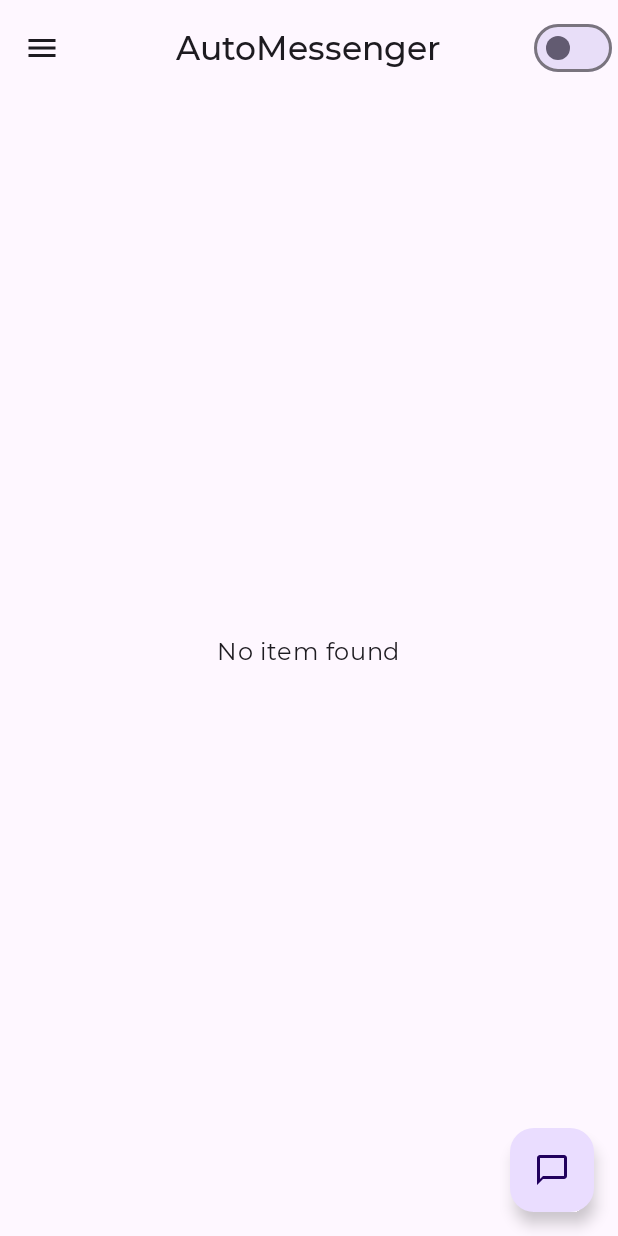
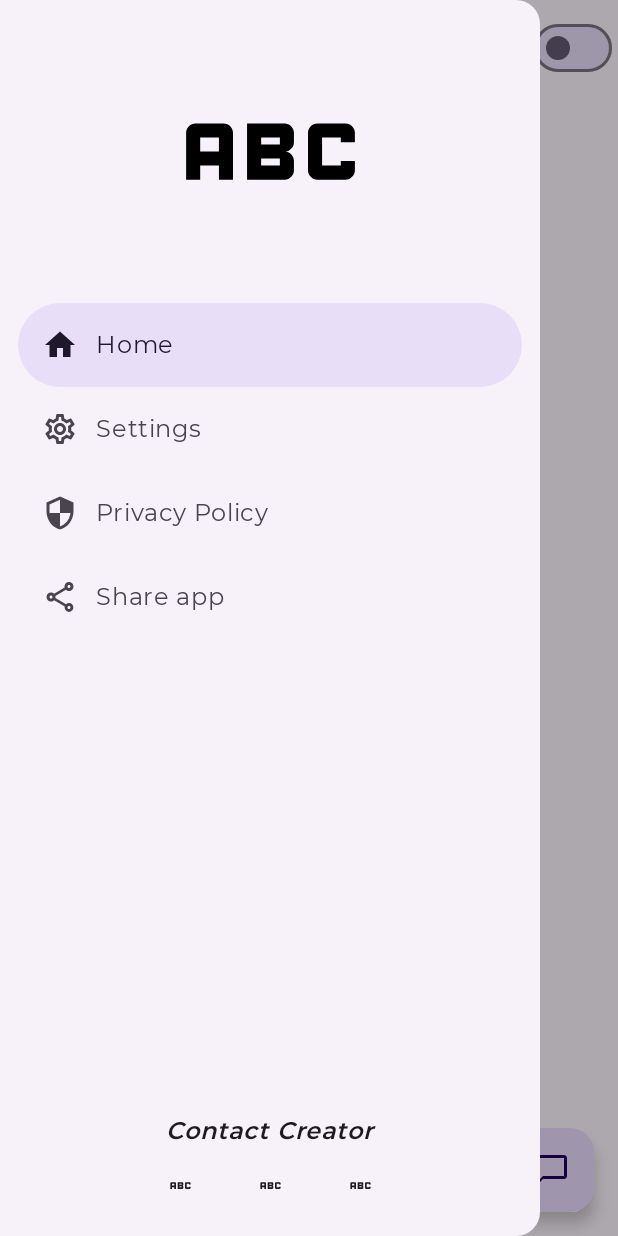
Before and after one commit to sachincvn/AutoMessageReplier, an Android app built with Jetpack Compose: the HomeScreen screen opened through its navigation route, after a tap on "Localized description", on a phone screen of 412 x 824 dp. Run offline under Robolectric (Android 15) with nearby library versions, the phone set to English and light mode, and no system bars; our stand-ins replace Dagger/Hilt's generated code.

Commit message:
added empty lottie and add implemented drawer menu

```diff
--- a/app/build.gradle.kts
+++ b/app/build.gradle.kts
@@ -76,6 +76,8 @@ dependencies {
     debugImplementation("androidx.compose.ui:ui-test-manifest")
     implementation("io.coil-kt:coil-compose:2.1.0")
 
+    implementation("com.airbnb.android:lottie-compose:6.0.1")
+
     // Compose dependencies
     implementation("androidx.lifecycle:lifecycle-viewmodel-compose:2.6.2")
     implementation("androidx.navigation:navigation-compose:2.7.4")
--- a/app/src/main/java/com/chavan/automessagereplier/presentation/home/HomeScreen.kt
+++ b/app/src/main/java/com/chavan/automessagereplier/presentation/home/HomeScreen.kt
@@ -1,46 +1,54 @@
 package com.chavan.automessagereplier.presentation.home
 
 import android.annotation.SuppressLint
+import androidx.compose.animation.ExperimentalAnimationApi
 import androidx.compose.foundation.layout.Box
 import androidx.compose.foundation.layout.fillMaxSize
 import androidx.compose.foundation.layout.padding
-import androidx.compose.foundation.layout.size
 import androidx.compose.foundation.lazy.LazyColumn
 import androidx.compose.foundation.lazy.items
 import androidx.compose.material.icons.Icons
 import androidx.compose.material.icons.filled.ChatBubbleOutline
-import androidx.compose.material.icons.filled.Check
-import androidx.compose.material.icons.filled.Menu
-import androidx.compose.material3.CenterAlignedTopAppBar
 import androidx.compose.material3.CircularProgressIndicator
+import androidx.compose.material3.DrawerValue
 import androidx.compose.material3.ExperimentalMaterial3Api
 import androidx.compose.material3.FloatingActionButton
 import androidx.compose.material3.Icon
-import androidx.compose.material3.IconButton
 import androidx.compose.material3.MaterialTheme
+import androidx.compose.material3.ModalNavigationDrawer
 import androidx.compose.material3.Scaffold
 import androidx.compose.material3.SnackbarDuration
 import androidx.compose.material3.SnackbarHost
 import androidx.compose.material3.SnackbarHostState
-import androidx.compose.material3.Switch
-import androidx.compose.material3.SwitchDefaults
 import androidx.compose.material3.Text
+import androidx.compose.material3.rememberDrawerState
 import androidx.compose.runtime.Composable
 import androidx.compose.runtime.LaunchedEffect
+import androidx.compose.runtime.getValue
 import androidx.compose.runtime.remember
+import androidx.compose.runtime.rememberCoroutineScope
 import androidx.compose.ui.Alignment
+import androidx.compose.ui.ExperimentalComposeUiApi
 import androidx.compose.ui.Modifier
-import androidx.compose.ui.text.font.FontWeight
-import androidx.compose.ui.text.style.TextOverflow
 import androidx.compose.ui.unit.dp
 import androidx.hilt.navigation.compose.hiltViewModel
 import androidx.navigation.NavController
+import com.airbnb.lottie.compose.LottieAnimation
+import com.airbnb.lottie.compose.LottieCompositionSpec
+import com.airbnb.lottie.compose.LottieConstants
+import com.airbnb.lottie.compose.rememberLottieComposition
+import com.chavan.automessagereplier.R
 import com.chavan.automessagereplier.core.utils.NavigationScreen
 import com.chavan.automessagereplier.presentation.UiEvent
 import com.chavan.automessagereplier.presentation.home.components.CustomMessageItem
+import com.chavan.automessagereplier.presentation.home.components.DrawerModalDrawerSheet
+import com.chavan.automessagereplier.presentation.home.components.TopAppBar
 import kotlinx.coroutines.flow.collectLatest
 
-@OptIn(ExperimentalMaterial3Api::class)
+@OptIn(
+    ExperimentalMaterial3Api::class, ExperimentalAnimationApi::class,
+    ExperimentalComposeUiApi::class
+)
 @SuppressLint("UnusedMaterial3ScaffoldPaddingParameter")
 @Composable
 fun HomeScreen(
@@ -48,9 +56,18 @@ fun HomeScreen(
     homeViewModel: HomeViewModel = hiltViewModel()
 ) {
     val state = homeViewModel.state.value
+    val snackBarHostState = remember { SnackbarHostState() }
+    val emptyLottie by rememberLottieComposition(LottieCompositionSpec.RawRes(R.raw.empty_lottie))
 
-    val snackBarHostState = remember { SnackbarHostState() }
+    val navigationState = rememberDrawerState(initialValue = DrawerValue.Closed)
+    val scope = rememberCoroutineScope()
 
+    ModalNavigationDrawer(
+        drawerContent = {
+            DrawerModalDrawerSheet(scope,navigationState)
+        },
+        drawerState = navigationState,
+    ) {
         Scaffold(
             snackbarHost = {
                 SnackbarHost(
@@ -69,54 +86,7 @@ fun HomeScreen(
                     )
                 }
             },
-        topBar = {
-            CenterAlignedTopAppBar(
-                title = {
-                    Text(
-                        "AutoMessenger",
-                        maxLines = 1,
-                        overflow = TextOverflow.Ellipsis,
-                        style = MaterialTheme.typography.titleLarge.copy(fontWeight = FontWeight.Medium)
-                    )
-                },
-                navigationIcon = {
-                    IconButton(onClick = { /* do something */ }) {
-                        IconButton(onClick = { /* do something */ }) {
-                            Icon(
-                                imageVector = Icons.Filled.Menu,
-                                contentDescription = "Localized description"
-                            )
-                        }
-                    }
-                },
-                actions = {
-                    Switch(
-                        checked = state.isAutoMessagingActive,
-                        onCheckedChange = {
-                            homeViewModel.onEvent(HomeScreenEvents.ToggleAutoReplier(it))
-                        },
-                        colors = SwitchDefaults.colors(
-                            checkedThumbColor = MaterialTheme.colorScheme.primary,
-                            checkedTrackColor = MaterialTheme.colorScheme.primaryContainer,
-                            uncheckedThumbColor = MaterialTheme.colorScheme.secondary,
-                            uncheckedTrackColor = MaterialTheme.colorScheme.secondaryContainer,
-                        ),
-                        thumbContent = if (state.isAutoMessagingActive) {
-                            {
-                                Icon(
-                                    imageVector = Icons.Filled.Check,
-                                    contentDescription = null,
-                                    tint = MaterialTheme.colorScheme.surface,
-                                    modifier = Modifier.size(SwitchDefaults.IconSize),
-                                )
-                            }
-                        } else {
-                            null
-                        }
-                    )
-                }
-            )
-        },
+            topBar = { TopAppBar(scope,navigationState,homeViewModel,state) }
         ) {
 
             if (state.isLoading) {
@@ -151,11 +121,10 @@ fun HomeScreen(
                         Box(
                             modifier = Modifier.fillMaxSize(),
                         ) {
-                        Text(
-                            text = "No item found",
-                            modifier = Modifier
-                                .padding(16.dp)
-                                .align(Alignment.Center),
+                            LottieAnimation(
+                                modifier = Modifier.align(Alignment.Center),
+                                composition = emptyLottie,
+                                iterations = LottieConstants.IterateForever,
                             )
                         }
                     } else {
@@ -186,6 +155,7 @@ fun HomeScreen(
             }
 
         }
+    }
     LaunchedEffect(key1 = true) {
         homeViewModel.uiEvent.collectLatest { event ->
             when (event) {
--- a/app/src/main/java/com/chavan/automessagereplier/presentation/home/components/CustomMessageItem.kt
+++ b/app/src/main/java/com/chavan/automessagereplier/presentation/home/components/CustomMessageItem.kt
@@ -2,10 +2,8 @@ package com.chavan.automessagereplier.presentation.home.components
 
 import androidx.compose.foundation.clickable
 import androidx.compose.foundation.layout.Arrangement
-import androidx.compose.foundation.layout.Box
 import androidx.compose.foundation.layout.Column
 import androidx.compose.foundation.layout.Row
-import androidx.compose.foundation.layout.fillMaxSize
 import androidx.compose.foundation.layout.fillMaxWidth
 import androidx.compose.foundation.layout.padding
 import androidx.compose.material.icons.Icons
@@ -25,7 +23,6 @@ import androidx.compose.ui.draw.clip
 import androidx.compose.ui.semantics.selected
 import androidx.compose.ui.semantics.semantics
 import androidx.compose.ui.text.style.TextOverflow
-import androidx.compose.ui.tooling.preview.Preview
 import androidx.compose.ui.unit.dp
 import com.chavan.automessagereplier.data.local.custom_message.ReplyToOption
 import com.chavan.automessagereplier.domain.model.custom_message.CustomMessage
@@ -127,7 +124,6 @@ fun CustomMessageItem(
                 color = if (customMessage.isActive) MaterialTheme.colorScheme.onPrimaryContainer
                 else MaterialTheme.colorScheme.onSurface,
             )
-
         }
     }
 }
--- /dev/null
+++ b/app/src/main/java/com/chavan/automessagereplier/presentation/home/components/DrawerFooter.kt
@@ -0,0 +1,82 @@
+package com.chavan.automessagereplier.presentation.home.components
+
+import androidx.compose.animation.ExperimentalAnimationApi
+import androidx.compose.foundation.layout.Arrangement
+import androidx.compose.foundation.layout.Column
+import androidx.compose.foundation.layout.Spacer
+import androidx.compose.foundation.layout.fillMaxSize
+import androidx.compose.foundation.layout.height
+import androidx.compose.foundation.layout.padding
+import androidx.compose.foundation.layout.size
+import androidx.compose.foundation.lazy.LazyRow
+import androidx.compose.material.icons.Icons
+import androidx.compose.material.icons.filled.Abc
+import androidx.compose.material3.Icon
+import androidx.compose.material3.IconButton
+import androidx.compose.material3.Text
+import androidx.compose.runtime.Composable
+import androidx.compose.ui.Alignment
+import androidx.compose.ui.ExperimentalComposeUiApi
+import androidx.compose.ui.Modifier
+import androidx.compose.ui.platform.LocalUriHandler
+import androidx.compose.ui.res.painterResource
+import androidx.compose.ui.text.font.FontStyle
+import androidx.compose.ui.text.font.FontWeight
+import androidx.compose.ui.unit.dp
+import com.chavan.automessagereplier.R
+
+@ExperimentalAnimationApi
+@ExperimentalComposeUiApi
+@Composable
+fun DrawerFooter(
+) {
+    val uriHandler = LocalUriHandler.current
+
+    Column(
+        horizontalAlignment = Alignment.CenterHorizontally,
+        verticalArrangement = Arrangement.Bottom,
+        modifier = Modifier
+            .fillMaxSize()
+            .padding(bottom = 10.dp)
+    ) {
+
+
+        Spacer(modifier = Modifier.height(48.dp))
+        Text(
+            text = "Contact Creator",
+            fontStyle = FontStyle.Italic,
+            fontWeight = FontWeight.SemiBold,
+        )
+
+        LazyRow {
+            item {
+                IconButton(onClick = { }) {
+                    Icon(
+                        imageVector = Icons.Default.Abc,
+                        modifier = Modifier.size(18.dp),
+                        contentDescription = "Linkedin"
+                    )
+                }
+                Spacer(modifier = Modifier.size(12.dp))
+
+                IconButton(onClick = { }) {
+                    Icon(
+                        imageVector = Icons.Default.Abc,
+                        modifier = Modifier.size(18.dp),
+                        contentDescription = "Github"
+                    )
+                }
+
+                Spacer(modifier = Modifier.size(12.dp))
+
+                IconButton(onClick = { }) {
+                    Icon(
+                        imageVector = Icons.Default.Abc,
+                        modifier = Modifier.size(18.dp),
+                        contentDescription = "Twitter"
+                    )
+                }
+            }
+        }
+    }
+}
--- /dev/null
+++ b/app/src/main/java/com/chavan/automessagereplier/presentation/home/components/DrawerModalDrawerSheet.kt
@@ -0,0 +1,117 @@
+package com.chavan.automessagereplier.presentation.home.components
+
+import androidx.compose.animation.ExperimentalAnimationApi
+import androidx.compose.foundation.Image
+import androidx.compose.foundation.layout.Spacer
+import androidx.compose.foundation.layout.fillMaxWidth
+import androidx.compose.foundation.layout.height
+import androidx.compose.foundation.layout.padding
+import androidx.compose.foundation.layout.size
+import androidx.compose.material.icons.Icons
+import androidx.compose.material.icons.filled.Abc
+import androidx.compose.material.icons.filled.Favorite
+import androidx.compose.material.icons.filled.Home
+import androidx.compose.material.icons.filled.Info
+import androidx.compose.material.icons.filled.Security
+import androidx.compose.material.icons.filled.Settings
+import androidx.compose.material.icons.filled.Share
+import androidx.compose.material.icons.outlined.FavoriteBorder
+import androidx.compose.material.icons.outlined.Home
+import androidx.compose.material.icons.outlined.Info
+import androidx.compose.material.icons.outlined.Security
+import androidx.compose.material.icons.outlined.Settings
+import androidx.compose.material.icons.outlined.Share
+import androidx.compose.material3.DrawerState
+import androidx.compose.material3.Icon
+import androidx.compose.material3.ModalDrawerSheet
+import androidx.compose.material3.NavigationDrawerItem
+import androidx.compose.material3.NavigationDrawerItemDefaults
+import androidx.compose.material3.Text
+import androidx.compose.runtime.Composable
+import androidx.compose.runtime.getValue
+import androidx.compose.runtime.mutableStateOf
+import androidx.compose.runtime.saveable.rememberSaveable
+import androidx.compose.runtime.setValue
+import androidx.compose.ui.Alignment
+import androidx.compose.ui.ExperimentalComposeUiApi
+import androidx.compose.ui.Modifier
+import androidx.compose.ui.graphics.vector.ImageVector
+import androidx.compose.ui.unit.dp
+import kotlinx.coroutines.CoroutineScope
+import kotlinx.coroutines.launch
+
+
+@OptIn(ExperimentalAnimationApi::class, ExperimentalComposeUiApi::class)
+@Composable
+fun DrawerModalDrawerSheet(scope: CoroutineScope, navigationState: DrawerState) {
+
+    var selectedItemIndex by rememberSaveable {
+        mutableStateOf(0)
+    }
+    val items = listOf(
+        DrawerItem(
+            title = "Home",
+            selectedIcon = Icons.Filled.Home,
+            unselectedIcon = Icons.Outlined.Home,
+        ),
+        DrawerItem(
+            title = "Settings",
+            selectedIcon = Icons.Filled.Settings,
+            unselectedIcon = Icons.Outlined.Settings,
+        ),
+        DrawerItem(
+            title = "Privacy Policy",
+            selectedIcon = Icons.Filled.Security,
+            unselectedIcon = Icons.Outlined.Security,
+        ),
+        DrawerItem(
+            title = "Share app",
+            selectedIcon = Icons.Filled.Share,
+            unselectedIcon = Icons.Outlined.Share,
+        ),
+    )
+
+    ModalDrawerSheet {
+        Spacer(modifier = Modifier.height(26.dp))
+        Image(
+            imageVector = Icons.Default.Abc,
+            contentDescription = "",
+            modifier = Modifier
+                .size(150.dp)
+                .fillMaxWidth()
+                .align(Alignment.CenterHorizontally)
+        )
+        Spacer(modifier = Modifier.height(26.dp))
+        items.forEachIndexed { index, drawerItem ->
+            NavigationDrawerItem(label = {
+                Text(text = drawerItem.title)
+            }, selected = index == selectedItemIndex, onClick = {
+                selectedItemIndex = index
+                scope.launch {
+                    navigationState.close()
+                }
+            }, icon = {
+                Icon(
+                    imageVector = if (index == selectedItemIndex) {
+                        drawerItem.selectedIcon
+                    } else drawerItem.unselectedIcon,
+                    contentDescription = drawerItem.title
+                )
+            }, badge = {
+                drawerItem.badgeCount?.let {
+                    Text(text = drawerItem.badgeCount.toString())
+                }
+            }, modifier = Modifier.padding(NavigationDrawerItemDefaults.ItemPadding)
+            )
+
+        }
+        DrawerFooter()
+    }
+}
+
+data class DrawerItem(
+    val title: String,
+    val selectedIcon: ImageVector,
+    val unselectedIcon: ImageVector,
+    val badgeCount: Int? = null
+)
--- /dev/null
+++ b/app/src/main/java/com/chavan/automessagereplier/presentation/home/components/TopAppBar.kt
@@ -0,0 +1,88 @@
+package com.chavan.automessagereplier.presentation.home.components
+
+import androidx.compose.foundation.layout.size
+import androidx.compose.material.icons.Icons
+import androidx.compose.material.icons.filled.Check
+import androidx.compose.material.icons.filled.Menu
+import androidx.compose.material3.CenterAlignedTopAppBar
+import androidx.compose.material3.DrawerState
+import androidx.compose.material3.ExperimentalMaterial3Api
+import androidx.compose.material3.Icon
+import androidx.compose.material3.IconButton
+import androidx.compose.material3.MaterialTheme
+import androidx.compose.material3.Switch
+import androidx.compose.material3.SwitchDefaults
+import androidx.compose.material3.Text
+import androidx.compose.runtime.Composable
+import androidx.compose.ui.Modifier
+import androidx.compose.ui.text.font.FontWeight
+import androidx.compose.ui.text.style.TextOverflow
+import com.chavan.automessagereplier.presentation.home.HomeScreenEvents
+import com.chavan.automessagereplier.presentation.home.HomeScreenState
+import com.chavan.automessagereplier.presentation.home.HomeViewModel
+import kotlinx.coroutines.CoroutineScope
+import kotlinx.coroutines.launch
+
+@OptIn(ExperimentalMaterial3Api::class)
+@Composable
+fun TopAppBar(
+    scope: CoroutineScope,
+    navigationState: DrawerState,
+    homeViewModel: HomeViewModel,
+    state: HomeScreenState
+) {
+        CenterAlignedTopAppBar(
+            title = {
+                Text(
+                    "AutoMessenger",
+                    maxLines = 1,
+                    overflow = TextOverflow.Ellipsis,
+                    style = MaterialTheme.typography.titleLarge.copy(fontWeight = FontWeight.Medium)
+                )
+            },
+            navigationIcon = {
+                IconButton(onClick = {
+                    scope.launch {
+                        navigationState.open()
+                    }
+                }) {
+                    IconButton(onClick = {
+                        scope.launch {
+                            navigationState.open()
+                        }
+                    }) {
+                        Icon(
+                            imageVector = Icons.Filled.Menu,
+                            contentDescription = "Localized description"
+                        )
+                    }
+                }
+            },
+            actions = {
+                Switch(
+                    checked = state.isAutoMessagingActive,
+                    onCheckedChange = {
+                        homeViewModel.onEvent(HomeScreenEvents.ToggleAutoReplier(it))
+                    },
+                    colors = SwitchDefaults.colors(
+                        checkedThumbColor = MaterialTheme.colorScheme.primary,
+                        checkedTrackColor = MaterialTheme.colorScheme.primaryContainer,
+                        uncheckedThumbColor = MaterialTheme.colorScheme.secondary,
+                        uncheckedTrackColor = MaterialTheme.colorScheme.secondaryContainer,
+                    ),
+                    thumbContent = if (state.isAutoMessagingActive) {
+                        {
+                            Icon(
+                                imageVector = Icons.Filled.Check,
+                                contentDescription = null,
+                                tint = MaterialTheme.colorScheme.surface,
+                                modifier = Modifier.size(SwitchDefaults.IconSize),
+                            )
+                        }
+                    } else {
+                        null
+                    }
+                )
+            }
+        )
+}
```
Also changed, not shown: app/src/main/res/raw/empty_lottie.json (added, +1 -0 lines). Lines whose indentation alone changed are shown as unchanged.
